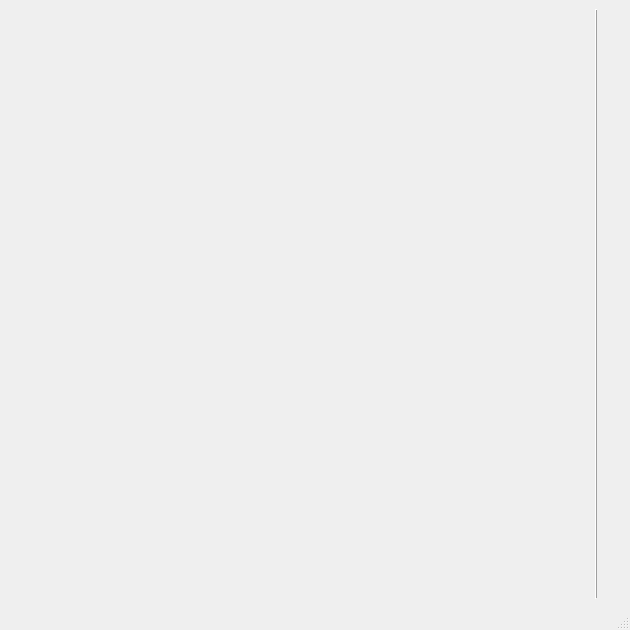
Above: SnakeClient/snakeclient.ui from Razorlance/SnakeGame before the change. Below: the same form after it.
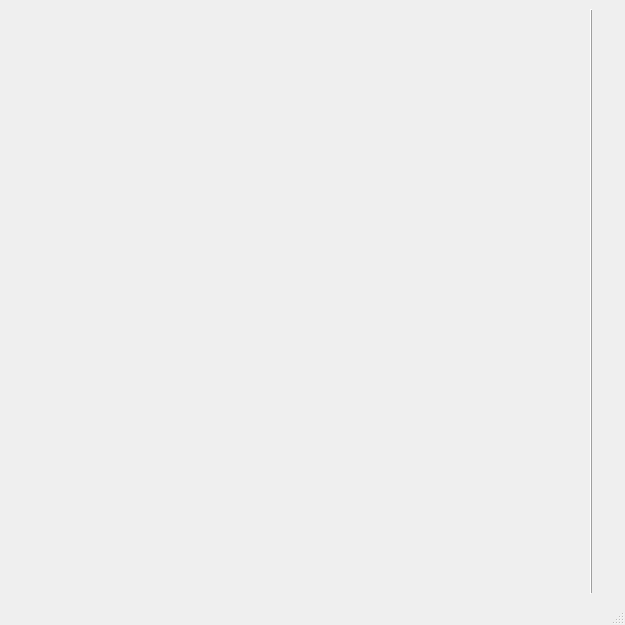
That is the form after the change.

Commit message: New interface implemented

The edit to the form file:
```diff
--- a/SnakeClient/snakeclient.ui
+++ b/SnakeClient/snakeclient.ui
@@ -9,8 +9,8 @@
    <rect>
     <x>0</x>
     <y>0</y>
-    <width>630</width>
-    <height>630</height>
+    <width>625</width>
+    <height>625</height>
    </rect>
   </property>
   <property name="sizePolicy">
```
Left out of the diff: 5 changed lines with no effect on the pictures. The commit also changes 7 other files.
